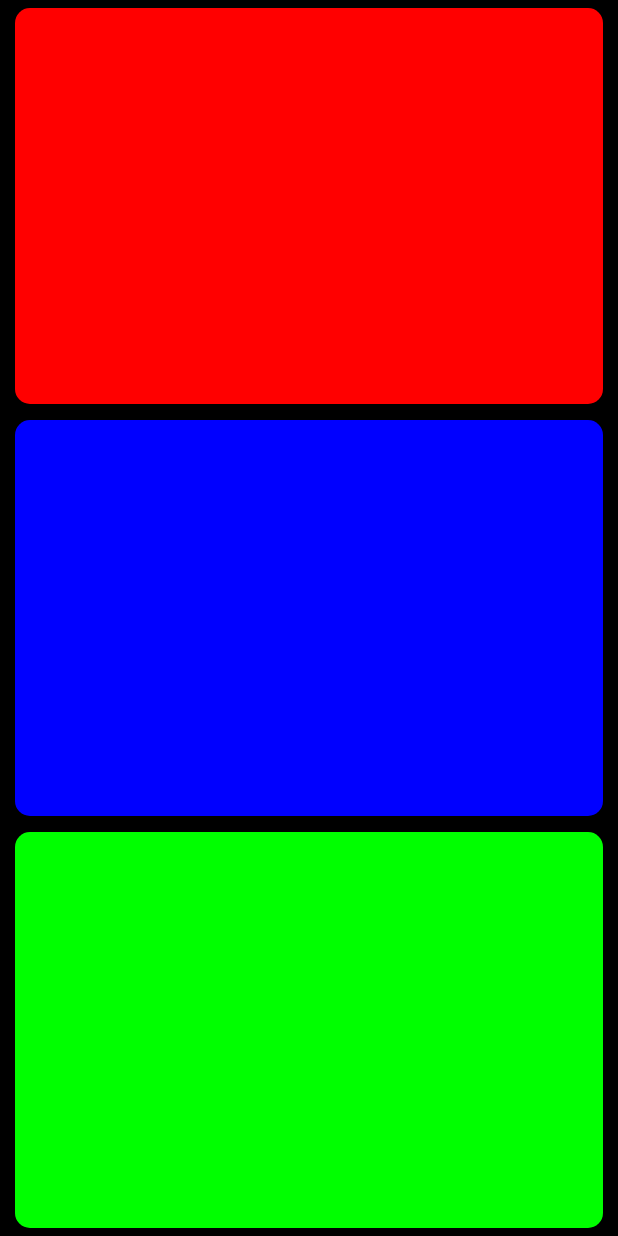
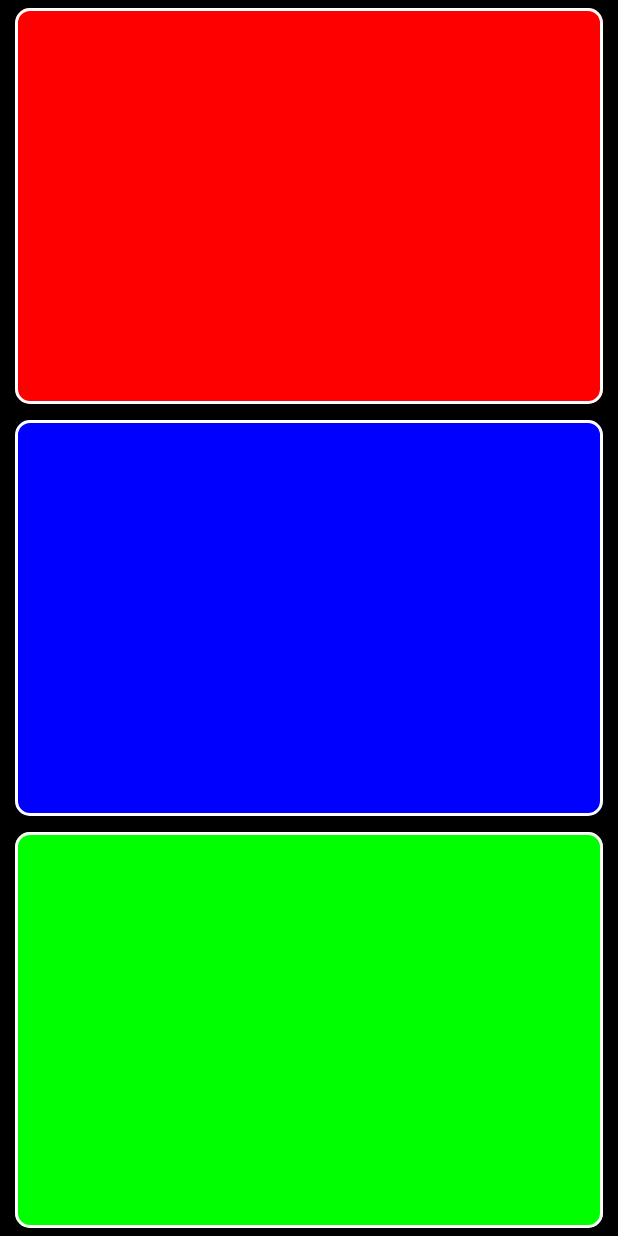
Before and after one commit to alexis-pigeon-accedo/LuxaforCompanion2, an Android app built with Jetpack Compose: the screen it shows after launch (MainActivity), on a phone screen of 412 x 824 dp. Run offline under Robolectric (Android 15) with nearby library versions, the phone set to English and light mode, and no system bars; libraries missing offline, so code that uses them is left out: io.github.rybalkinsd.kohttp.

Commit message:
Adding white border around the buttons

```diff
--- a/app/src/main/java/cat/pigeon/luxaforcompanion2/MainActivity.kt
+++ b/app/src/main/java/cat/pigeon/luxaforcompanion2/MainActivity.kt
@@ -3,6 +3,7 @@ package cat.pigeon.luxaforcompanion2
 import android.os.Bundle
 import androidx.activity.ComponentActivity
 import androidx.activity.compose.setContent
+import androidx.compose.foundation.BorderStroke
 import androidx.compose.foundation.background
 import androidx.compose.foundation.layout.Column
 import androidx.compose.foundation.layout.fillMaxSize
@@ -62,6 +63,7 @@ fun LuxaforButton(utils: LuxaforUtils, color: LuxaforUtils.Color, buttonColor: C
             .padding(10.dp, 5.dp),
         shape = RoundedCornerShape(10.dp),
         colors = ButtonDefaults.buttonColors(containerColor = buttonColor),
+        border = BorderStroke(2.dp, Color.White),
         onClick = {
         utils.changeToColor(color)
     }) {
```
